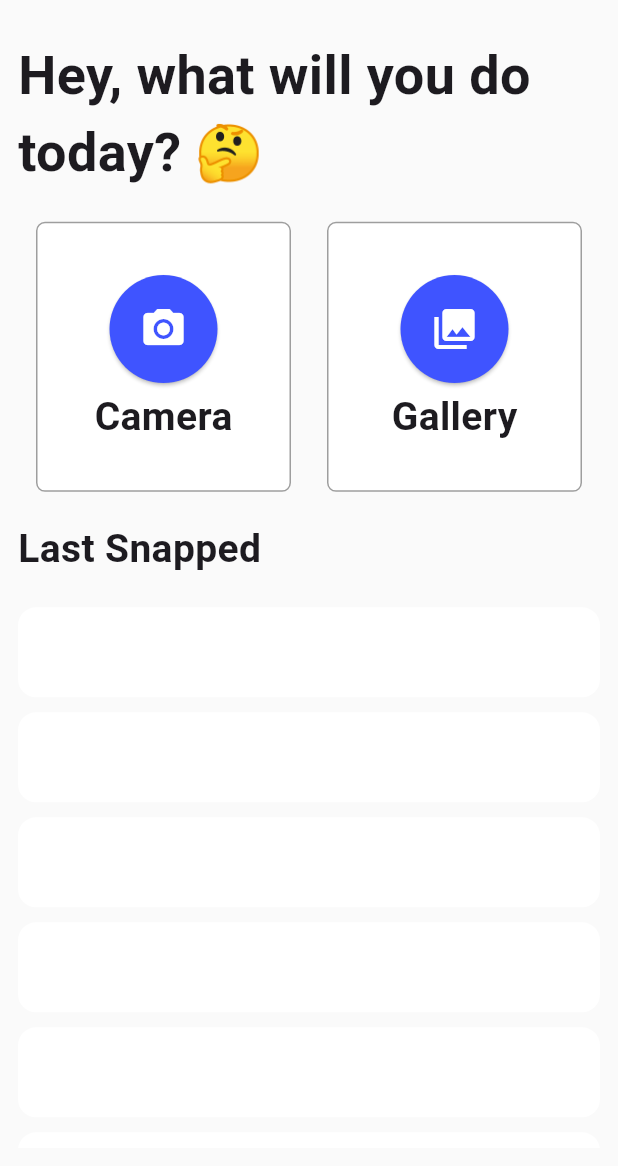
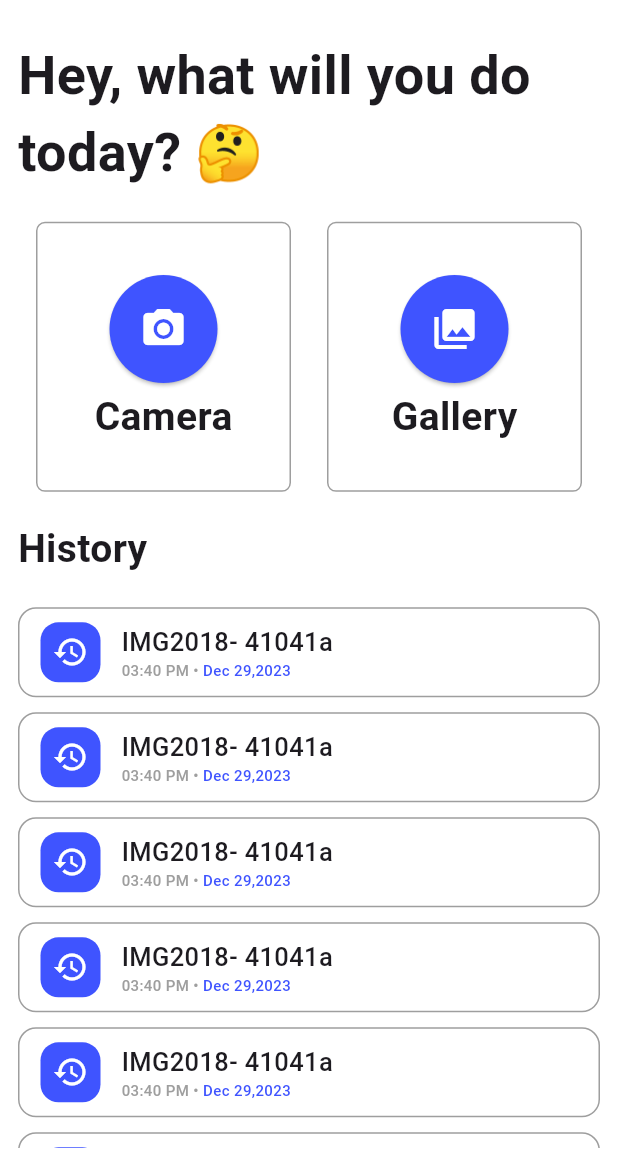
Before and after one commit to gelkomyy/snap_text, a Flutter app: the screen it shows after launch, on a phone screen of 412 x 824 dp, the part 70-1236 px from its top. Run offline on Flutter 3.47's test engine with Material 3 defaults, Android fonts, the light colour scheme and no system bars.

Commit message:
Add hitory list items & Refactor

```diff
--- a/lib/Features/home/presentation/views/home_view.dart
+++ b/lib/Features/home/presentation/views/home_view.dart
@@ -7,7 +7,7 @@ class HomeView extends StatelessWidget {
   @override
   Widget build(BuildContext context) {
     return const Scaffold(
-      backgroundColor: Color(0xffFAFAFA),
+      backgroundColor: Colors.white,
       body: SafeArea(child: HomeViewBody()),
     );
   }
--- /dev/null
+++ b/lib/Features/home/presentation/views/widgets/history_item.dart
@@ -0,0 +1,24 @@
+import 'package:flutter/material.dart';
+import 'package:snap_text/Features/home/presentation/views/widgets/history_item_data.dart';
+
+class HistoryItem extends StatelessWidget {
+  const HistoryItem({
+    super.key,
+  });
+
+  @override
+  Widget build(BuildContext context) {
+    return Container(
+      decoration: BoxDecoration(
+        border: Border.all(
+          color: Colors.grey,
+        ),
+        color: Colors.white,
+        borderRadius: BorderRadius.circular(12),
+      ),
+      margin: const EdgeInsets.only(top: 10),
+      height: 60,
+      child: const HistoryItemData(),
+    );
+  }
+}
--- /dev/null
+++ b/lib/Features/home/presentation/views/widgets/history_item_data.dart
@@ -0,0 +1,19 @@
+import 'package:flutter/material.dart';
+import 'package:snap_text/Features/home/presentation/views/widgets/history_item_name_and_date.dart';
+import 'package:snap_text/Features/home/presentation/views/widgets/history_item_photo.dart';
+
+class HistoryItemData extends StatelessWidget {
+  const HistoryItemData({
+    super.key,
+  });
+
+  @override
+  Widget build(BuildContext context) {
+    return const Row(
+      children: [
+        HistoryItemPhoto(),
+        HistoryItemNameAndDate(),
+      ],
+    );
+  }
+}
--- /dev/null
+++ b/lib/Features/home/presentation/views/widgets/history_item_name_and_date.dart
@@ -0,0 +1,39 @@
+import 'package:flutter/material.dart';
+
+class HistoryItemNameAndDate extends StatelessWidget {
+  const HistoryItemNameAndDate({
+    super.key,
+  });
+
+  @override
+  Widget build(BuildContext context) {
+    return const Column(
+      crossAxisAlignment: CrossAxisAlignment.start,
+      mainAxisAlignment: MainAxisAlignment.center,
+      children: [
+        Text(
+          'IMG2018- 41041a ',
+          style: TextStyle(fontSize: 17, fontWeight: FontWeight.w500),
+        ),
+        Row(
+          children: [
+            Text(
+              '03:40 PM •',
+              style: TextStyle(
+                  fontSize: 10,
+                  color: Colors.grey,
+                  fontWeight: FontWeight.w500),
+            ),
+            Text(
+              ' Dec 29,2023',
+              style: TextStyle(
+                  fontSize: 10,
+                  color: Color(0xff3F54FF),
+                  fontWeight: FontWeight.w500),
+            ),
+          ],
+        )
+      ],
+    );
+  }
+}
--- /dev/null
+++ b/lib/Features/home/presentation/views/widgets/history_item_photo.dart
@@ -0,0 +1,24 @@
+import 'package:flutter/material.dart';
+
+class HistoryItemPhoto extends StatelessWidget {
+  const HistoryItemPhoto({
+    super.key,
+  });
+
+  @override
+  Widget build(BuildContext context) {
+    return Container(
+      margin: const EdgeInsets.symmetric(horizontal: 14),
+      height: 40,
+      width: 40,
+      decoration: BoxDecoration(
+        color: const Color(0xff3F54FF),
+        borderRadius: BorderRadius.circular(12),
+      ),
+      child: const Icon(
+        Icons.history,
+        color: Colors.white,
+      ),
+    );
+  }
+}
--- /dev/null
+++ b/lib/Features/home/presentation/views/widgets/history_sliver_list.dart
@@ -0,0 +1,18 @@
+import 'package:flutter/material.dart';
+import 'package:snap_text/Features/home/presentation/views/widgets/history_item.dart';
+
+class HistorySliverList extends StatelessWidget {
+  const HistorySliverList({
+    super.key,
+  });
+
+  @override
+  Widget build(BuildContext context) {
+    return SliverList.builder(
+      itemCount: 50,
+      itemBuilder: (context, index) {
+        return const HistoryItem();
+      },
+    );
+  }
+}
--- a/lib/Features/home/presentation/views/widgets/home_view_body.dart
+++ b/lib/Features/home/presentation/views/widgets/home_view_body.dart
@@ -1,4 +1,6 @@
 import 'package:flutter/material.dart';
+import 'package:snap_text/Features/home/presentation/views/widgets/history_sliver_list.dart';
+import 'package:snap_text/Features/home/presentation/views/widgets/selection_source.dart';
 
 class HomeViewBody extends StatelessWidget {
   const HomeViewBody({super.key});
@@ -44,7 +46,7 @@ class HomeViewBody extends StatelessWidget {
           ),
           const SliverToBoxAdapter(
             child: Text(
-              'Last Snapped',
+              'History',
               style: TextStyle(
                 fontSize: 26,
                 fontWeight: FontWeight.bold,
@@ -56,84 +58,9 @@ class HomeViewBody extends StatelessWidget {
               height: 10,
             ),
           ),
-          SliverList.builder(itemBuilder: (context, index) {
-            return Container(
-              decoration: BoxDecoration(
-                color: Colors.white,
-                borderRadius: BorderRadius.circular(12),
-              ),
-              margin: const EdgeInsets.only(top: 10),
-              height: 60,
-            );
-          })
+          const HistorySliverList()
         ],
       ),
     );
   }
 }
-
-class SelectionSource extends StatelessWidget {
-  const SelectionSource({
-    super.key,
-  });
-
-  @override
-  Widget build(BuildContext context) {
-    return const Row(
-      mainAxisAlignment: MainAxisAlignment.spaceAround,
-      children: [
-        CustomSelectionSourceItem(
-          text: 'Camera',
-          iconData: Icons.photo_camera,
-        ),
-        CustomSelectionSourceItem(
-          text: 'Gallery',
-          iconData: Icons.photo_library,
-        ),
-      ],
-    );
-  }
-}
-
-class CustomSelectionSourceItem extends StatelessWidget {
-  const CustomSelectionSourceItem({
-    super.key,
-    required this.text,
-    required this.iconData,
-  });
-  final String text;
-  final IconData iconData;
-  @override
-  Widget build(BuildContext context) {
-    return Container(
-      width: 170,
-      height: 180,
-      decoration: BoxDecoration(
-        color: Colors.white,
-        border: Border.all(color: Colors.grey),
-        borderRadius: BorderRadius.circular(6),
-      ),
-      child: Column(
-        mainAxisAlignment: MainAxisAlignment.center,
-        children: [
-          Card(
-            shape: const CircleBorder(),
-            color: const Color(0xff3F54FF),
-            child: Padding(
-              padding: const EdgeInsets.all(20),
-              child: Icon(
-                iconData,
-                size: 32,
-                color: Colors.white,
-              ),
-            ),
-          ),
-          Text(
-            text,
-            style: const TextStyle(fontSize: 26, fontWeight: FontWeight.bold),
-          ),
-        ],
-      ),
-    );
-  }
-}
--- /dev/null
+++ b/lib/Features/home/presentation/views/widgets/selection_source.dart
@@ -0,0 +1,25 @@
+import 'package:flutter/material.dart';
+import 'package:snap_text/Features/home/presentation/views/widgets/selection_source_item.dart';
+
+class SelectionSource extends StatelessWidget {
+  const SelectionSource({
+    super.key,
+  });
+
+  @override
+  Widget build(BuildContext context) {
+    return const Row(
+      mainAxisAlignment: MainAxisAlignment.spaceAround,
+      children: [
+        SelectionSourceItem(
+          text: 'Camera',
+          iconData: Icons.photo_camera,
+        ),
+        SelectionSourceItem(
+          text: 'Gallery',
+          iconData: Icons.photo_library,
+        ),
+      ],
+    );
+  }
+}
--- /dev/null
+++ b/lib/Features/home/presentation/views/widgets/selection_source_item.dart
@@ -0,0 +1,47 @@
+import 'package:flutter/material.dart';
+
+class SelectionSourceItem extends StatelessWidget {
+  const SelectionSourceItem({
+    super.key,
+    required this.text,
+    required this.iconData,
+  });
+  final String text;
+  final IconData iconData;
+  @override
+  Widget build(BuildContext context) {
+    return Container(
+      width: 170,
+      height: 180,
+      decoration: BoxDecoration(
+        color: Colors.white,
+        border: Border.all(color: Colors.grey),
+        borderRadius: BorderRadius.circular(6),
+      ),
+      child: Column(
+        mainAxisAlignment: MainAxisAlignment.center,
+        children: [
+          Card(
+            shape: const CircleBorder(),
+            color: const Color(0xff3F54FF),
+            child: Padding(
+              padding: const EdgeInsets.all(20),
+              child: Icon(
+                iconData,
+                size: 32,
+                color: Colors.white,
+              ),
+            ),
+          ),
+          Text(
+            text,
+            style: const TextStyle(
+              fontSize: 26,
+              fontWeight: FontWeight.bold,
+            ),
+          ),
+        ],
+      ),
+    );
+  }
+}
```
